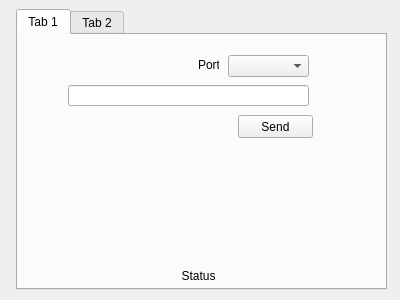
First picture: the form in mainwindow.ui, repository Lumlumski/PedalVibration, before the edit.
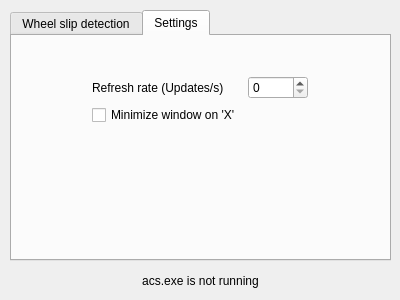
Second picture: the form after the edit. The open tabs and pages were chosen to show the change.

```diff
--- a/mainwindow.ui
+++ b/mainwindow.ui
@@ -17,85 +17,18 @@
    <widget class="QTabWidget" name="tabWidget">
     <property name="geometry">
      <rect>
-      <x>16</x>
-      <y>9</y>
-      <width>371</width>
-      <height>281</height>
+      <x>10</x>
+      <y>10</y>
+      <width>381</width>
+      <height>251</height>
      </rect>
     </property>
     <property name="currentIndex">
      <number>1</number>
     </property>
-    <widget class="QWidget" name="tab">
-     <attribute name="title">
-      <string>Tab 1</string>
-     </attribute>
-     <widget class="QComboBox" name="portsComboBox">
-      <property name="geometry">
-       <rect>
-        <x>210</x>
-        <y>20</y>
-        <width>81</width>
-        <height>22</height>
-       </rect>
-      </property>
-     </widget>
-     <widget class="QLabel" name="label">
-      <property name="geometry">
-       <rect>
-        <x>180</x>
-        <y>20</y>
-        <width>21</width>
-        <height>20</height>
-       </rect>
-      </property>
-      <property name="text">
-       <string>Port</string>
-      </property>
-     </widget>
-     <widget class="QLineEdit" name="lineEdit">
-      <property name="geometry">
-       <rect>
-        <x>50</x>
-        <y>50</y>
-        <width>241</width>
-        <height>21</height>
-       </rect>
-      </property>
-     </widget>
-     <widget class="QPushButton" name="sendButton">
-      <property name="geometry">
-       <rect>
-        <x>220</x>
-        <y>80</y>
-        <width>75</width>
-        <height>23</height>
-       </rect>
-      </property>
-      <property name="text">
-       <string>Send</string>
-      </property>
-     </widget>
-     <widget class="QLabel" name="statusLabel">
-      <property name="geometry">
-       <rect>
-        <x>0</x>
-        <y>230</y>
-        <width>361</width>
-        <height>21</height>
-       </rect>
-      </property>
-      <property name="text">
-       <string>Status</string>
-      </property>
-      <property name="alignment">
-       <set>Qt::AlignCenter</set>
-      </property>
-     </widget>
-    </widget>
     <widget class="QWidget" name="tab_2">
      <attribute name="title">
-      <string>Tab 2</string>
+      <string>Wheel slip detection</string>
      </attribute>
      <widget class="QLabel" name="label_2">
       <property name="geometry">
@@ -195,7 +128,113 @@
        <string/>
       </property>
      </widget>
+     <widget class="QComboBox" name="portsComboBox">
+      <property name="geometry">
+       <rect>
+        <x>92</x>
+        <y>22</y>
+        <width>211</width>
+        <height>22</height>
+       </rect>
+      </property>
+     </widget>
+     <widget class="QLabel" name="wheelSlipPortLabel">
+      <property name="geometry">
+       <rect>
+        <x>23</x>
+        <y>22</y>
+        <width>61</width>
+        <height>20</height>
+       </rect>
+      </property>
+      <property name="text">
+       <string>COM-Port</string>
+      </property>
+      <property name="alignment">
+       <set>Qt::AlignRight|Qt::AlignTrailing|Qt::AlignVCenter</set>
+      </property>
+     </widget>
     </widget>
+    <widget class="QWidget" name="tab">
+     <attribute name="title">
+      <string>Settings</string>
+     </attribute>
+     <widget class="QWidget" name="verticalLayoutWidget">
+      <property name="geometry">
+       <rect>
+        <x>69</x>
+        <y>29</y>
+        <width>238</width>
+        <height>181</height>
+       </rect>
+      </property>
+      <layout class="QVBoxLayout" name="verticalLayout">
+       <item>
+        <layout class="QHBoxLayout" name="horizontalLayout">
+         <item>
+          <widget class="QLabel" name="upsSettingLabel">
+           <property name="sizePolicy">
+            <sizepolicy hsizetype="Expanding" vsizetype="Preferred">
+             <horstretch>0</horstretch>
+             <verstretch>0</verstretch>
+            </sizepolicy>
+           </property>
+           <property name="text">
+            <string>Refresh rate (Updates/s)</string>
+           </property>
+          </widget>
+         </item>
+         <item>
+          <widget class="QSpinBox" name="upsSpinBox">
+           <property name="minimumSize">
+            <size>
+             <width>60</width>
+             <height>0</height>
+            </size>
+           </property>
+          </widget>
+         </item>
+        </layout>
+       </item>
+       <item>
+        <widget class="QCheckBox" name="minimizeWindowCheckBox">
+         <property name="text">
+          <string>Minimize window on 'X'</string>
+         </property>
+        </widget>
+       </item>
+       <item>
+        <spacer name="verticalSpacer">
+         <property name="orientation">
+          <enum>Qt::Vertical</enum>
+         </property>
+         <property name="sizeHint" stdset="0">
+          <size>
+           <width>20</width>
+           <height>40</height>
+          </size>
+         </property>
+        </spacer>
+       </item>
+      </layout>
+     </widget>
+    </widget>
+   </widget>
+   <widget class="QLabel" name="statusLabel">
+    <property name="geometry">
+     <rect>
+      <x>20</x>
+      <y>270</y>
+      <width>361</width>
+      <height>21</height>
+     </rect>
+    </property>
+    <property name="text">
+     <string>acs.exe is not running</string>
+    </property>
+    <property name="alignment">
+     <set>Qt::AlignCenter</set>
+    </property>
    </widget>
   </widget>
  </widget>
```
Left out of the diff: 66 changed lines with no effect on the pictures.
